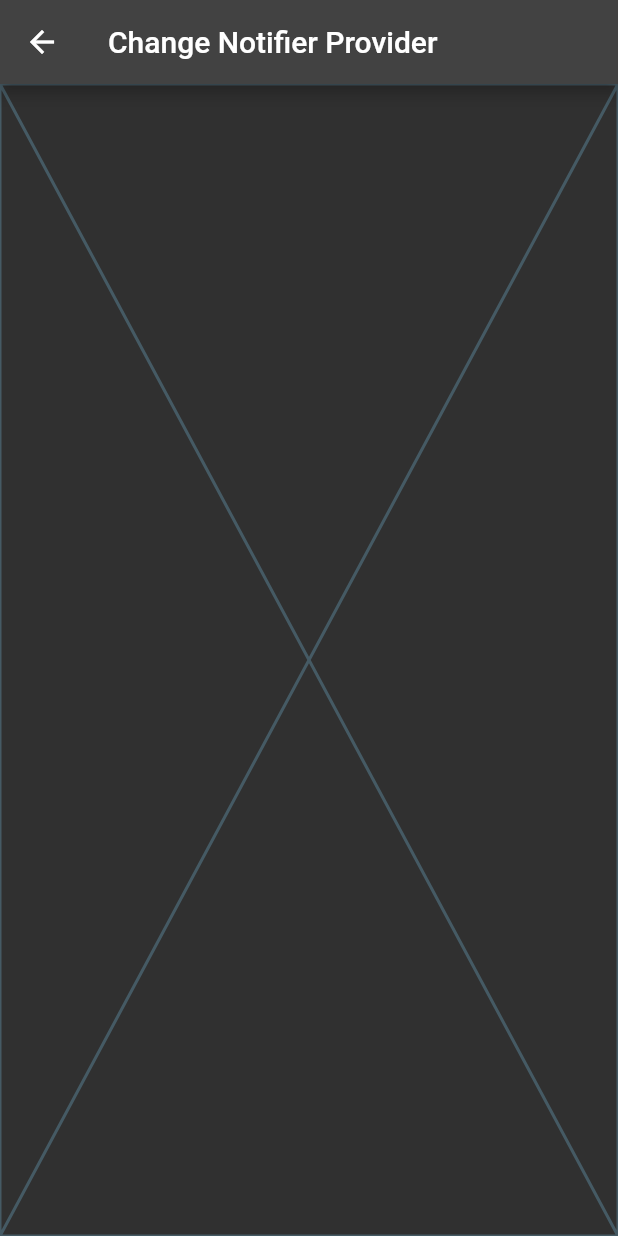
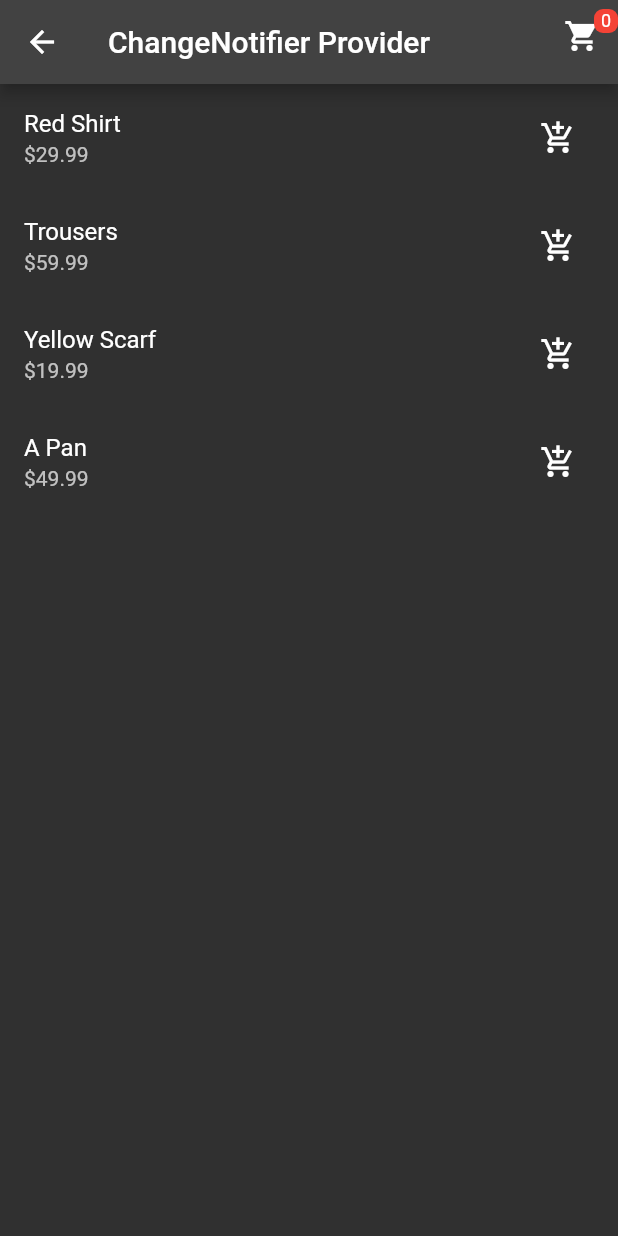
Before and after one commit to luhluh-17/riverpod_basics, a Flutter app: the ChangeNotifierProviderView screen opened directly, on a phone screen of 412 x 824 dp. Run offline on Flutter 3.47's test engine with Material 2 defaults, Android fonts, the phone set to English and light mode, and no system bars; our stand-ins replace dio, hooks_riverpod.

Commit message:
add change notifier provider sample

```diff
--- a/lib/main.dart
+++ b/lib/main.dart
@@ -23,6 +23,7 @@ class App extends StatelessWidget {
   Widget build(BuildContext context) {
     return MaterialApp(
       title: 'Flutter Demo',
+      debugShowCheckedModeBanner: false,
       theme: ThemeData(
         colorScheme: ColorScheme.fromSeed(seedColor: Colors.deepPurple),
         useMaterial3: true,
--- /dev/null
+++ b/lib/ui/models/product.dart
@@ -0,0 +1,35 @@
+class Product {
+  final String id;
+  final String title;
+  final String description;
+  final double price;
+
+  Product(
+      {required this.id,
+      required this.title,
+      required this.description,
+      required this.price});
+}
+
+final List<Product> productList = [
+  Product(
+      id: '1',
+      title: 'Red Shirt',
+      description: 'A red shirt - it is pretty red!',
+      price: 29.99),
+  Product(
+      id: '2',
+      title: 'Trousers',
+      description: 'A nice pair of trousers.',
+      price: 59.99),
+  Product(
+      id: '3',
+      title: 'Yellow Scarf',
+      description: 'Warm and cozy - exactly what you need for the winter.',
+      price: 19.99),
+  Product(
+      id: '4',
+      title: 'A Pan',
+      description: 'Prepare any meal you want.',
+      price: 49.99),
+];
--- a/lib/ui/views/change_notifier_provider_view.dart
+++ b/lib/ui/views/change_notifier_provider_view.dart
@@ -1,15 +1,110 @@
 import 'package:flutter/material.dart';
+import 'package:hooks_riverpod/hooks_riverpod.dart';
 
-class ChangeNotifierProviderView extends StatelessWidget {
+import '../models/product.dart';
+import 'data/cart_notifier.dart';
+
+class ChangeNotifierProviderView extends ConsumerWidget {
   const ChangeNotifierProviderView({super.key});
 
   @override
-  Widget build(BuildContext context) {
+  Widget build(BuildContext context, WidgetRef ref) {
+    final cartNotifier = ref.watch(cartNotifierProvider);
     return Scaffold(
       appBar: AppBar(
-        title: const Text('Change Notifier Provider'),
+        title: const Text('ChangeNotifier Provider'),
+        actions: [
+          Stack(children: [
+            //Shopping cart icon with a badge
+            IconButton(
+              icon: const Icon(Icons.shopping_cart),
+              onPressed: () {
+                // Show a dialog with the cart contents
+                showDialog(
+                  context: context,
+                  builder: (context) {
+                    return AlertDialog(
+                      title: const Text('Cart'),
+                      content: Column(
+                        mainAxisSize: MainAxisSize.min,
+                        children: [
+                          // Show the cart contents
+                          ...cartNotifier.cart.map((item) => Text(item.title)),
+                          const SizedBox(height: 16),
+                          // Sum the total price of the cart
+                          Text(
+                            'Total: \$${cartNotifier.cart.fold<double>(0, (sum, item) => sum + item.price)}',
+                            style: Theme.of(context).textTheme.headline6,
+                          ),
+                        ],
+                      ),
+                      actions: [
+                        TextButton(
+                          onPressed: () {
+                            // Clear the cart
+                            ref.read(cartNotifierProvider.notifier).clearCart();
+                          },
+                          child: const Text('Clear'),
+                        ),
+                      ],
+                    );
+                  },
+                );
+              },
+            ),
+            //Badge
+            Positioned(
+              right: 0,
+              top: 6,
+              child: Container(
+                padding: const EdgeInsets.all(1),
+                decoration: const BoxDecoration(
+                  color: Colors.red,
+                  borderRadius: BorderRadius.all(Radius.circular(6)),
+                ),
+                constraints: const BoxConstraints(
+                  minWidth: 16,
+                  minHeight: 16,
+                ),
+                child: Text(
+                  cartNotifier.cart.length.toString(),
+                  style: const TextStyle(
+                    color: Colors.white,
+                    fontSize: 12,
+                  ),
+                  textAlign: TextAlign.center,
+                ),
+              ),
+            ),
+          ]),
+        ],
       ),
-      body: const Placeholder(),
+      body: Column(
+        children: [
+          // A list of products and a button to add to cart
+          Expanded(
+            child: ListView.builder(
+              itemCount: productList.length,
+              itemBuilder: (context, index) {
+                final product = productList[index];
+                return ListTile(
+                  title: Text(product.title),
+                  subtitle: Text('\$${product.price}'),
+                  trailing: IconButton(
+                    icon: const Icon(Icons.add_shopping_cart),
+                    onPressed: () {
+                      // Add the product to the cart
+                      ref
+                          .read(cartNotifierProvider.notifier)
+                          .addProduct(product);
+                    },
+                  ),
+                );
+              },
+            ),
+          ),
+        ],
+      ),
     );
   }
 }
```
Also changed, not shown: lib/ui/services/stream_service.dart (added, +11 -0 lines), lib/ui/views/data/cart_notifier.dart (added, +29 -0 lines), lib/ui/views/stream_provider_view.dart (+29 -3 lines).
